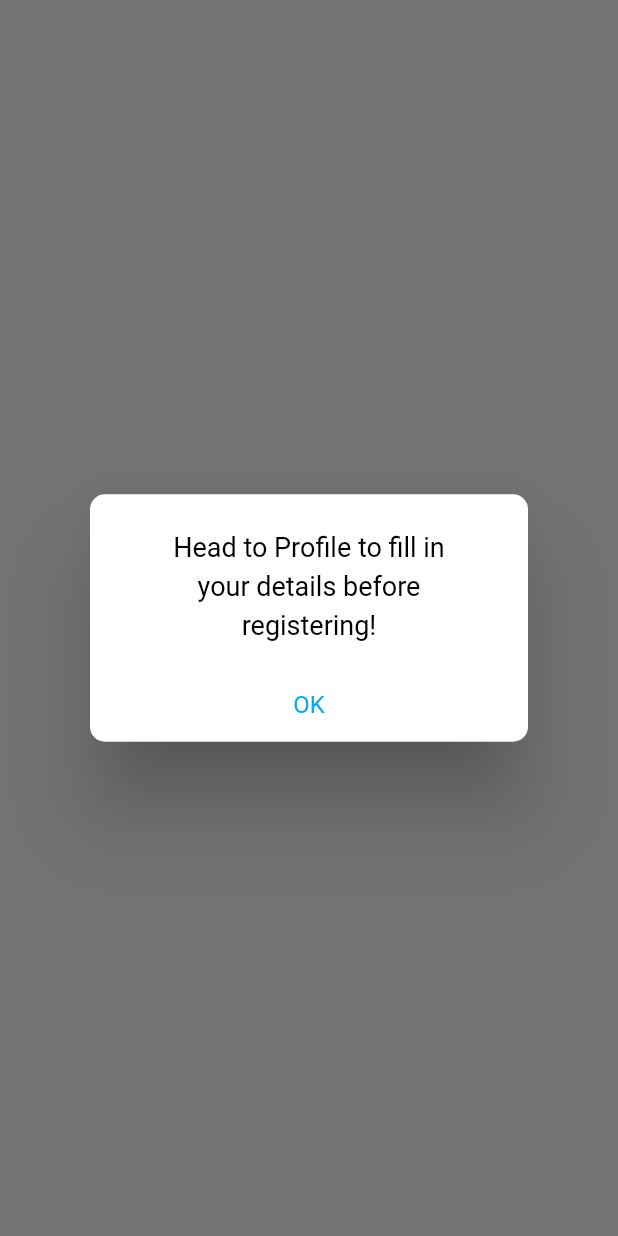
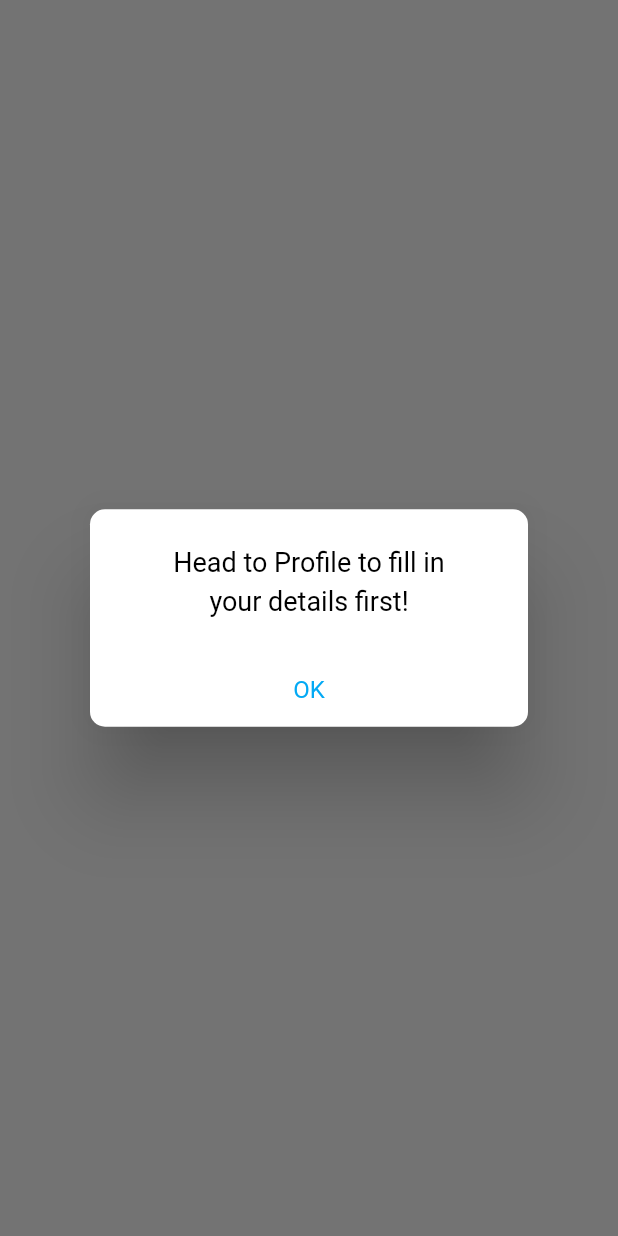
Before and after one commit to ruiqi7/lifehack22, a Flutter app: what alertDialogueProfile() shows on an empty page, opened directly, on a phone screen of 412 x 824 dp. Run offline on Flutter 3.47's test engine with Material 2 defaults, Android fonts, the phone set to English and light mode, and no system bars; our stand-ins replace auto_size_text, cloud_firestore, csv, dropdown_button2, firebase_auth, firebase_core and 5 more; missing offline and left inert: dart:html, external_path; accounts and stored records are empty.

Commit message:
Minor Edits

```diff
--- a/lifehack22/lib/pages/home/home.dart
+++ b/lifehack22/lib/pages/home/home.dart
@@ -49,6 +49,8 @@ class _HomeState extends State<Home> {
                           ),
                           onPressed: () async {
                             await Authentication().customSignOut();
+                            if (!mounted) return;
+                            Navigator.pushNamed(context, '/');
                           },
                         ),
                       ],
--- a/lifehack22/lib/pages/organise/organise.dart
+++ b/lifehack22/lib/pages/organise/organise.dart
@@ -57,6 +57,7 @@ class _OrganiseState extends State<Organise> {
                                   PageTransition(child: const NewEvent(), type: PageTransitionType.bottomToTop),
                                 );
                               } else {
+                                if (!mounted) return;
                                 alertDialogueProfile(context);
                               }
 
--- a/lifehack22/lib/pages/profile/profile.dart
+++ b/lifehack22/lib/pages/profile/profile.dart
@@ -153,7 +153,7 @@ class _ProfileState extends State<Profile> {
                     primary: Colors.white,
                     textStyle: helveticaTextStyle.copyWith(fontSize: 27.5, fontWeight: FontWeight.bold),
                   ),
-                  child: const Text('Submit'),
+                  child: const Text('Save'),
                   onPressed: () async {
                     if (_formKey.currentState!.validate()) {
                       DatabaseService(uid: uid).updateProfile(_name, _phone);
--- a/lifehack22/lib/shared/constants.dart
+++ b/lifehack22/lib/shared/constants.dart
@@ -143,7 +143,7 @@ alertDialogueProfile(context) => showDialog<String>(
           mainAxisSize: MainAxisSize.min,
           children: <Widget> [
             SizedBox(
-              height: 100,
+              height: 80,
               child: Center(
                 child: Container(
                   padding: const EdgeInsets.only(top: 25.0),
@@ -159,22 +159,13 @@ alertDialogueProfile(context) => showDialog<String>(
                       ),
                       SizedBox(height: 5.0),
                       Text(
-                        'your details before',
+                        'your details first!',
                         style: TextStyle(
                           fontSize: 18,
                           color: Colors.black,
                         ),
                         softWrap: true,
                       ),
-                      SizedBox(height: 5.0),
-                      Text(
-                        'registering!',
-                        style: TextStyle(
-                          fontSize: 18,
-                          color: Colors.black,
-                        ),
-                        softWrap: true,
-                      )
                     ],
                   ),
                 ),
--- a/lifehack22/lib/shared/event_card.dart
+++ b/lifehack22/lib/shared/event_card.dart
@@ -59,7 +59,7 @@ class _EventCardState extends State<EventCard> {
                             ),
                             verticalGapBox,
                             AutoSizeText(
-                                '${DateFormat.yMMMMd().format(widget.event.dateTime.toDate())} @ ${DateFormat.Hm().format(widget.event.dateTime.toDate())}',
+                                '${DateFormat.yMMMd().format(widget.event.dateTime.toDate())} @ ${DateFormat.Hm().format(widget.event.dateTime.toDate())}',
                                 style: helveticaTextStyle.copyWith(fontSize: 20, color: Colors.black),
                                 maxLines: 1
                             ),
```
Also changed, not shown: lifehack22/lib/pages/organise/organiser_card.dart (+7 -3 lines), lifehack22/lib/pages/organise/organiser_details.dart (+28 -7 lines), lifehack22/lib/shared/event_details.dart (+21 -7 lines).
